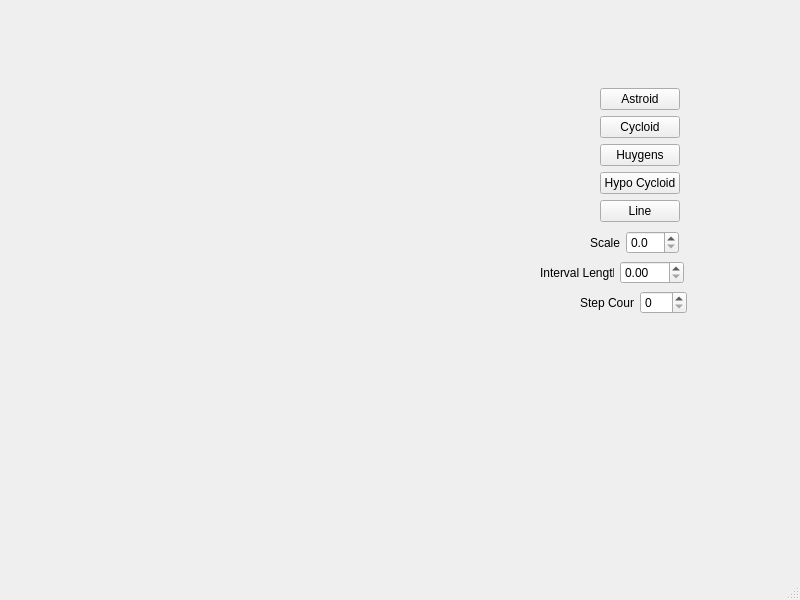
First picture: the form in mainwindow.ui, repository umerm64/QtCurvesCpp, before the edit.
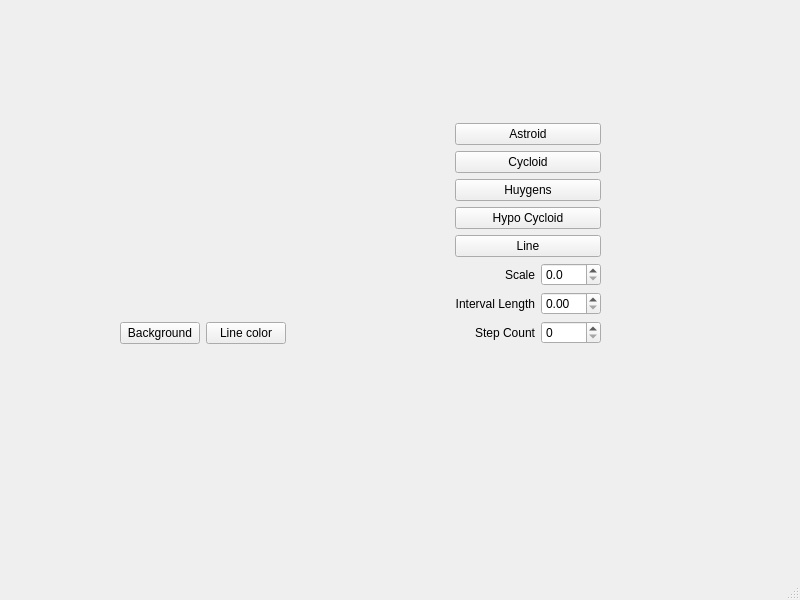
Second picture: the form after the edit. Custom widgets are drawn as their Qt base class.

Commit message: can change background and line color

What changed in the file:
```diff
--- a/mainwindow.ui
+++ b/mainwindow.ui
@@ -14,100 +14,111 @@
    <string>MainWindow</string>
   </property>
   <widget class="QWidget" name="centralwidget">
-   <widget class="RenderArea" name="renderArea" native="true">
+   <widget class="QWidget" name="">
     <property name="geometry">
      <rect>
-      <x>71</x>
-      <y>81</y>
-      <width>272</width>
-      <height>319</height>
-     </rect>
-    </property>
-   </widget>
-   <widget class="QPushButton" name="btnAstroid">
-    <property name="geometry">
-     <rect>
-      <x>600</x>
+      <x>120</x>
       <y>88</y>
-      <width>80</width>
-      <height>22</height>
+      <width>481</width>
+      <height>291</height>
      </rect>
     </property>
+    <layout class="QGridLayout" name="gridLayout">
+     <item row="0" column="0">
+      <layout class="QVBoxLayout" name="verticalLayout_2">
+       <item>
+        <widget class="RenderArea" name="renderArea" native="true"/>
+       </item>
+       <item>
+        <layout class="QHBoxLayout" name="horizontalLayout_4">
+         <item>
+          <widget class="QPushButton" name="btnBackground">
+           <property name="text">
+            <string>Background</string>
+           </property>
+          </widget>
+         </item>
+         <item>
+          <widget class="QPushButton" name="btnLineColor">
+           <property name="text">
+            <string>Line color</string>
+           </property>
+          </widget>
+         </item>
+         <item>
+          <spacer name="horizontalSpacer">
+           <property name="orientation">
+            <enum>Qt::Horizontal</enum>
+           </property>
+           <property name="sizeHint" stdset="0">
+            <size>
+             <width>40</width>
+             <height>20</height>
+            </size>
+           </property>
+          </spacer>
+         </item>
+        </layout>
+       </item>
+      </layout>
+     </item>
+     <item row="0" column="1">
+      <layout class="QVBoxLayout" name="verticalLayout">
+       <item>
+        <widget class="QPushButton" name="btnAstroid">
     <property name="text">
      <string>Astroid</string>
     </property>
    </widget>
+       </item>
+       <item>
    <widget class="QPushButton" name="btnCycloid">
-    <property name="geometry">
-     <rect>
-      <x>600</x>
-      <y>116</y>
-      <width>80</width>
-      <height>22</height>
-     </rect>
-    </property>
     <property name="text">
      <string>Cycloid</string>
     </property>
    </widget>
+       </item>
+       <item>
    <widget class="QPushButton" name="btnHuygens">
-    <property name="geometry">
-     <rect>
-      <x>600</x>
-      <y>144</y>
-      <width>80</width>
-      <height>22</height>
-     </rect>
-    </property>
     <property name="text">
      <string>Huygens</string>
     </property>
    </widget>
+       </item>
+       <item>
    <widget class="QPushButton" name="btnHypo">
-    <property name="geometry">
-     <rect>
-      <x>600</x>
-      <y>172</y>
-      <width>80</width>
-      <height>22</height>
-     </rect>
-    </property>
     <property name="text">
      <string>Hypo Cycloid</string>
     </property>
    </widget>
+       </item>
+       <item>
    <widget class="QPushButton" name="btnLine">
-    <property name="geometry">
-     <rect>
-      <x>600</x>
-      <y>200</y>
-      <width>80</width>
-      <height>22</height>
-     </rect>
-    </property>
     <property name="text">
      <string>Line</string>
     </property>
    </widget>
-   <widget class="QWidget" name="">
-    <property name="geometry">
-     <rect>
-      <x>590</x>
-      <y>230</y>
-      <width>89</width>
-      <height>25</height>
-     </rect>
-    </property>
+       </item>
+       <item>
     <layout class="QHBoxLayout" name="horizontalLayout">
      <item>
       <widget class="QLabel" name="label">
        <property name="text">
         <string>Scale</string>
        </property>
+           <property name="alignment">
+            <set>Qt::AlignRight|Qt::AlignTrailing|Qt::AlignVCenter</set>
+           </property>
       </widget>
      </item>
      <item>
       <widget class="QDoubleSpinBox" name="spinScale">
+           <property name="maximumSize">
+            <size>
+             <width>60</width>
+             <height>16777215</height>
+            </size>
+           </property>
        <property name="decimals">
         <number>1</number>
        </property>
@@ -117,26 +128,27 @@
       </widget>
      </item>
     </layout>
-   </widget>
-   <widget class="QWidget" name="">
-    <property name="geometry">
-     <rect>
-      <x>540</x>
-      <y>260</y>
-      <width>144</width>
-      <height>25</height>
-     </rect>
-    </property>
+       </item>
+       <item>
     <layout class="QHBoxLayout" name="horizontalLayout_2">
      <item>
       <widget class="QLabel" name="label_2">
        <property name="text">
         <string>Interval Length</string>
        </property>
+           <property name="alignment">
+            <set>Qt::AlignRight|Qt::AlignTrailing|Qt::AlignVCenter</set>
+           </property>
       </widget>
      </item>
      <item>
       <widget class="QDoubleSpinBox" name="spinInterval">
+           <property name="maximumSize">
+            <size>
+             <width>60</width>
+             <height>16777215</height>
+            </size>
+           </property>
        <property name="maximum">
         <double>100.000000000000000</double>
        </property>
@@ -146,33 +158,38 @@
       </widget>
      </item>
     </layout>
-   </widget>
-   <widget class="QWidget" name="">
-    <property name="geometry">
-     <rect>
-      <x>580</x>
-      <y>290</y>
-      <width>107</width>
-      <height>25</height>
-     </rect>
-    </property>
+       </item>
+       <item>
     <layout class="QHBoxLayout" name="horizontalLayout_3">
      <item>
       <widget class="QLabel" name="label_3">
        <property name="text">
         <string>Step Count</string>
        </property>
+           <property name="alignment">
+            <set>Qt::AlignRight|Qt::AlignTrailing|Qt::AlignVCenter</set>
+           </property>
       </widget>
      </item>
      <item>
       <widget class="QSpinBox" name="spinCount">
+           <property name="maximumSize">
+            <size>
+             <width>60</width>
+             <height>16777215</height>
+            </size>
+           </property>
        <property name="maximum">
         <number>512</number>
        </property>
        <property name="singleStep">
-        <number>8</number>
-       </property>
-      </widget>
+            <number>1</number>
+           </property>
+          </widget>
+         </item>
+        </layout>
+       </item>
+      </layout>
      </item>
     </layout>
    </widget>
```
Lines whose indentation alone changed are shown as unchanged. The commit also changes 5 other files.
